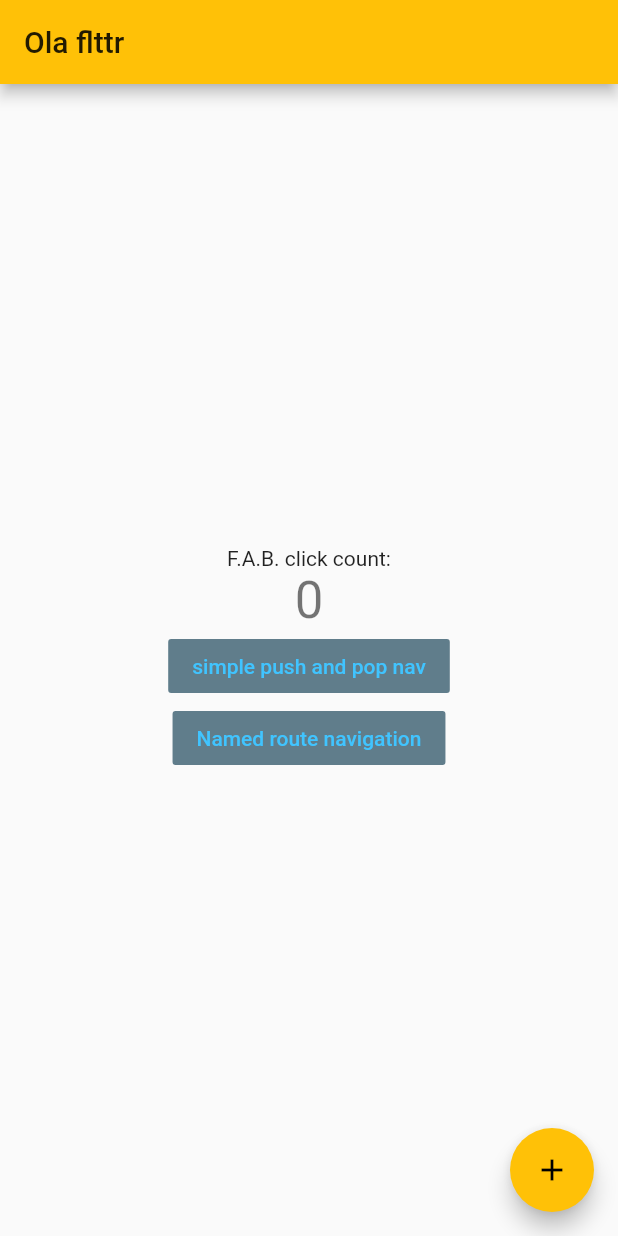
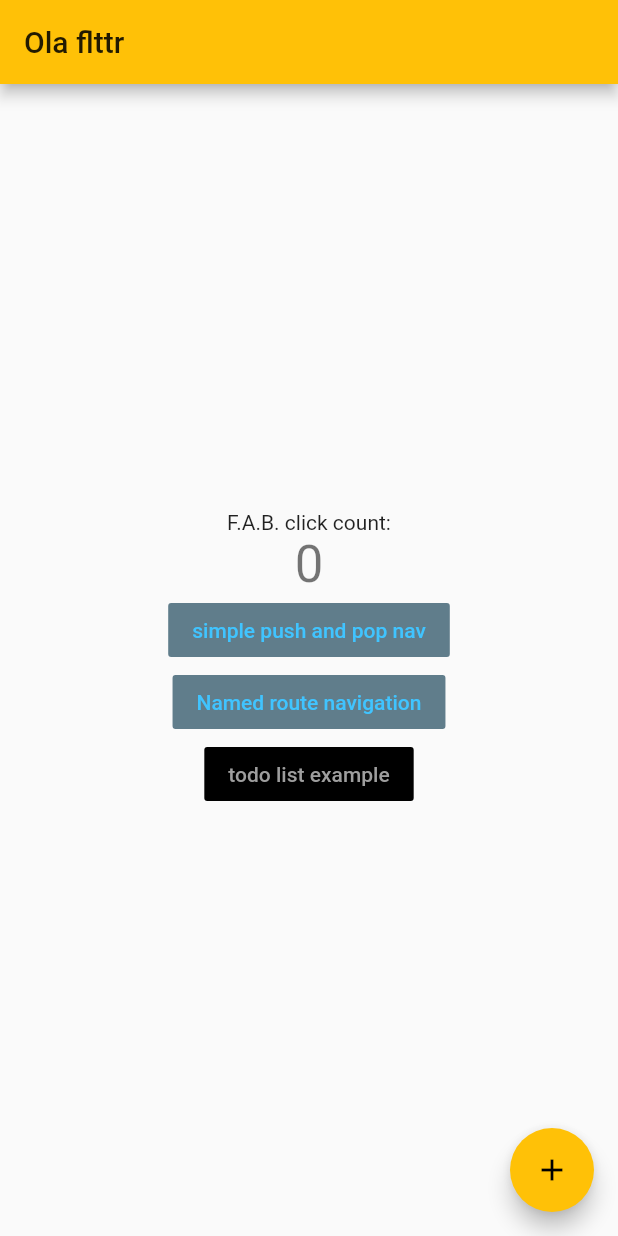
Before and after one commit to allanrcastro/flutter-masters, a Flutter app: the screen it shows after launch, on a phone screen of 412 x 824 dp. Run offline on Flutter 3.47's test engine with Material 2 defaults, Android fonts, the phone set to English and light mode, and no system bars.

Commit message:
added passing data to other pages

```diff
--- a/flutter_masters/lib/main.dart
+++ b/flutter_masters/lib/main.dart
@@ -1,4 +1,5 @@
 import 'package:flutter/material.dart';
+import 'package:flutter_masters/pages/todopage.dart';
 
 void main() => runApp(MyApp());
 
@@ -30,6 +31,7 @@ class MyApp extends StatelessWidget {
         // When navigating to the "/second" route, build the SecondScreen widget.
         '/x': (context) => PageX(),
         '/y': (context) => PageY(),
+        '/todo': (context) => TodoPage(),
       },
     );
   }
@@ -58,47 +60,19 @@ class _MyHomePageState extends State<MyHomePage> {
   bool pressed = false;
   void _incrementCounter() {
     setState(() {
-      // This call to setState tells the Flutter framework that something has
-      // changed in this State, which causes it to rerun the build method below
-      // so that the display can reflect the updated values. If we changed
-      // _counter without calling setState(), then the build method would not be
-      // called again, and so nothing would appear to happen.
       _counter++;
     });
   }
 
   @override
   Widget build(BuildContext context) {
-    // This method is rerun every time setState is called, for instance as done
-    // by the _incrementCounter method above.
-    //
-    // The Flutter framework has been optimized to make rerunning build methods
-    // fast, so that you can just rebuild anything that needs updating rather
-    // than having to individually change instances of widgets.
+
     return Scaffold(
       appBar: AppBar(
-        // Here we take the value from the MyHomePage object that was created by
-        // the App.build method, and use it to set our appbar title.
         title: Text(widget.title),
       ),
       body: Center(
-        // Center is a layout widget. It takes a single child and positions it
-        // in the middle of the parent.
         child: Column(
-          /// Column is also layout widget. It takes a list of children and
-          /// arranges them vertically. By default, it sizes itself to fit its
-          // children horizontally, and tries to be as tall as its parent.
-          //
-          // Invoke "debug painting" (press "p" in the console, choose the
-          // "Toggle Debug Paint" action from the Flutter Inspector in Android
-          // Studio, or the "Toggle Debug Paint" command in Visual Studio Code)
-          // to see the wireframe for each widget.
-          //
-          // Column has various properties to control how it sizes itself and
-          // how it positions its children. Here we use mainAxisAlignment to
-          // center the children vertically; the main axis here is the vertical
-          // axis because Columns are vertical (the cross axis would be
-          // horizontal).
           mainAxisAlignment: MainAxisAlignment.center,
           children: <Widget>[
             Text(
@@ -141,7 +115,21 @@ class _MyHomePageState extends State<MyHomePage> {
                 : TextStyle(color: Colors.lightBlueAccent),
                 )
               ],)
-            )
+            ),
+
+            FlatButton(
+              onPressed: () {
+                Navigator.pushNamed(context, '/todo');
+              },
+              color: Colors.black,
+              child: Column (children: <Widget>[
+                Text( "todo list example",
+                style: pressed
+                ? TextStyle(color: Colors.white)
+                : TextStyle(color: Colors.grey),
+                )
+              ],)
+            ),
 
           ],
         ),
@@ -150,11 +138,10 @@ class _MyHomePageState extends State<MyHomePage> {
         onPressed: _incrementCounter,
         tooltip: 'Increment',
         child: Icon(Icons.add),
-      ), // This trailing comma makes auto-formatting nicer for build methods.
-    );
+      ),
+      );
   }
 }
-
 
 class PageX extends StatelessWidget {
   @override
@@ -187,7 +174,6 @@ class PageY extends StatelessWidget {
             child:
               RaisedButton(
                 onPressed: () {
-                  //Navigator.pop(context);
                   Navigator.pushNamed(context, '/');
                 },
             child: Text('Go back to main'),
--- /dev/null
+++ b/flutter_masters/lib/models/todo.dart
@@ -0,0 +1,6 @@
+class Todo {
+  final String title;
+  final String description;
+
+  Todo(this.title, this.description);
+}
--- /dev/null
+++ b/flutter_masters/lib/pages/tododetailpage.dart
@@ -0,0 +1,22 @@
+import 'package:flutter/material.dart';
+import 'package:flutter_masters/models/todo.dart';
+
+class TodoDetailPage extends StatelessWidget {
+  final Todo todo;
+
+  TodoDetailPage({Key key, @required this.todo}) : super(key: key);
+
+  @override
+  Widget build(BuildContext context) {
+
+    return Scaffold(
+      appBar: AppBar(
+        title: Text(todo.title),
+      ),
+      body: Padding(
+        padding: EdgeInsets.all(16.0),
+        child: Text(todo.description),
+      ),
+    );
+  }
+}
```
Also changed, not shown: flutter_masters/lib/pages/todopage.dart (added, +47 -0 lines).
